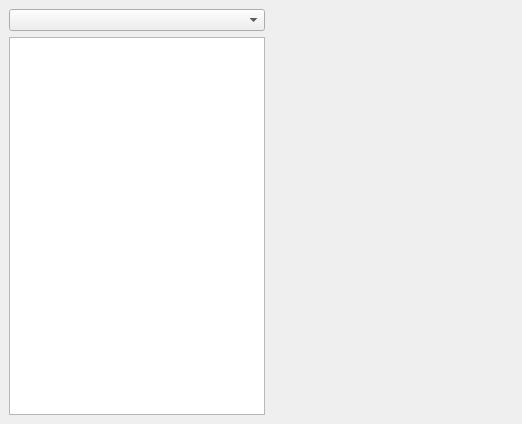
Before: the Qt Designer form layout/layout.ui in ABI-EIT/EIT_Data_Acquisition, drawn with Qt 5.
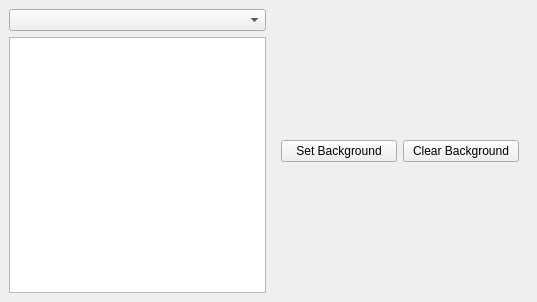
After: the same form once the commit is applied.

Commit message: added set background and clear background buttons which set background and clear background for the plotter

```diff
--- a/layout/layout.ui
+++ b/layout/layout.ui
@@ -6,8 +6,8 @@
    <rect>
     <x>0</x>
     <y>0</y>
-    <width>522</width>
-    <height>424</height>
+    <width>537</width>
+    <height>302</height>
    </rect>
   </property>
   <property name="windowTitle">
@@ -74,7 +74,25 @@
         <height>1000</height>
        </size>
       </property>
-      <layout class="QVBoxLayout" name="verticalLayout"/>
+      <layout class="QGridLayout" name="gridLayout_2">
+       <item row="0" column="0">
+        <widget class="QPushButton" name="set_background_button">
+         <property name="text">
+          <string>Set Background</string>
+         </property>
+        </widget>
+       </item>
+       <item row="0" column="1">
+        <widget class="QPushButton" name="clear_background_button">
+         <property name="text">
+          <string>Clear Background</string>
+         </property>
+        </widget>
+       </item>
+       <item row="1" column="0" colspan="2">
+        <layout class="QVBoxLayout" name="verticalLayout"/>
+       </item>
+      </layout>
      </widget>
     </item>
    </layout>
```
The commit also changes 2 other files.
